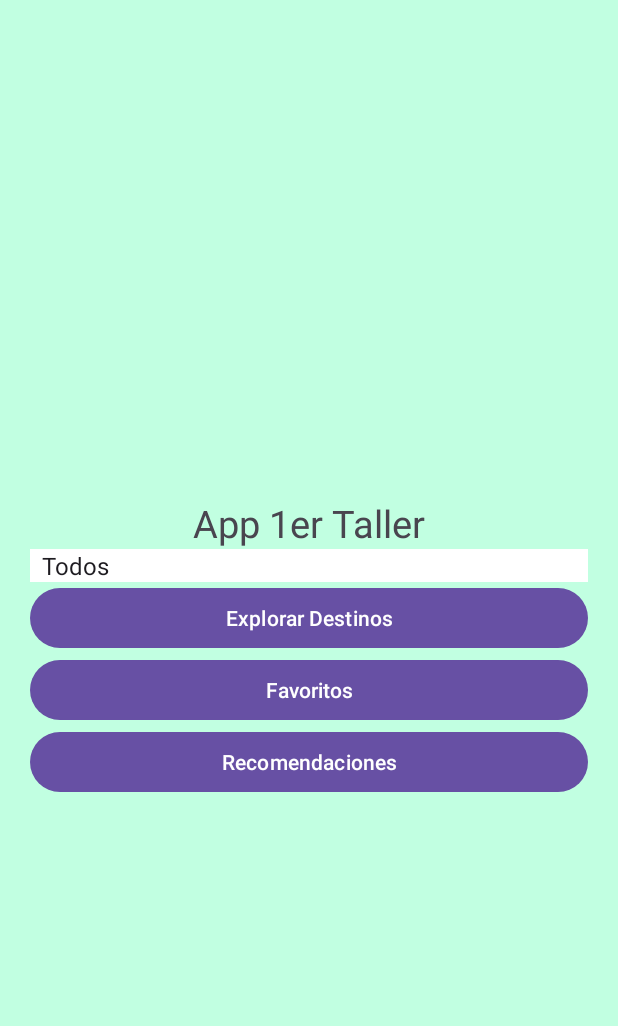
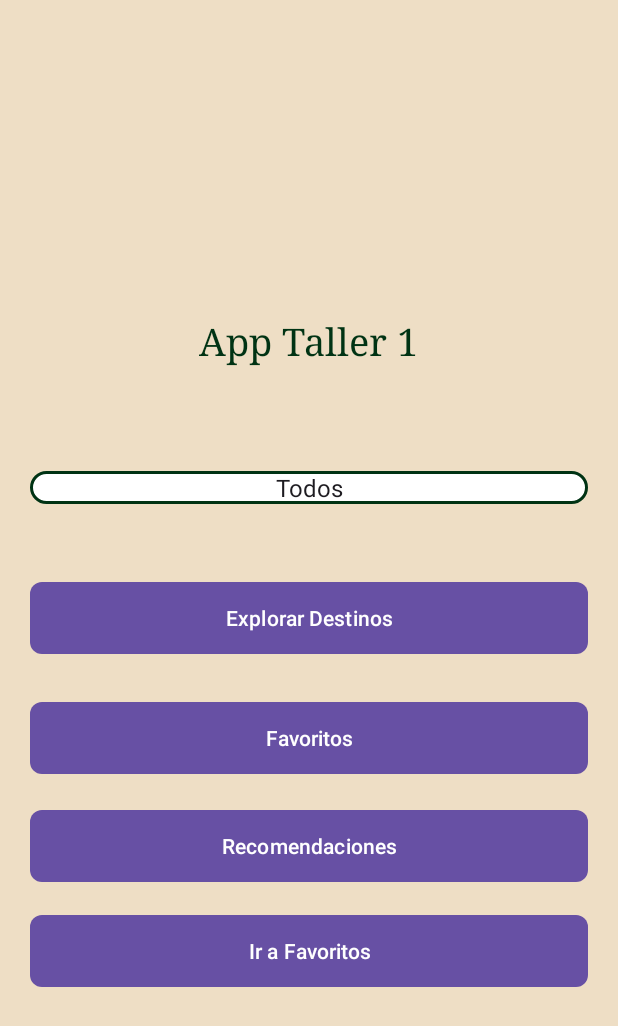
Before and after one commit to linasalamanca/MOVIL-Taller1, an Android app: the screen it shows after launch (MainActivity), on a phone screen of 412 x 824 dp. Shown: the top 1026 px of the screen. Run offline under Robolectric (Android 15) with nearby library versions, the phone set to English and light mode, and no system bars.

Commit message:
Commit 1 Santiago

```diff
--- a/app/src/main/AndroidManifest.xml
+++ b/app/src/main/AndroidManifest.xml
@@ -12,6 +12,8 @@
         android:supportsRtl="true"
         android:theme="@style/Theme.Taller1"
         tools:targetApi="31">
+        <activity android:name=".FavoritosActivity" />
+
         <activity
             android:name=".Recomendaciones"
             android:exported="false" />
--- /dev/null
+++ b/app/src/main/java/com/example/taller1/Destino.kt
@@ -0,0 +1,3 @@
+package com.example.taller1
+
+data class Destino(val nombre: String, val descripcion: String)
--- a/app/src/main/java/com/example/taller1/MainActivity.kt
+++ b/app/src/main/java/com/example/taller1/MainActivity.kt
@@ -6,13 +6,19 @@ import android.os.Bundle
 import android.util.Log
 import android.view.View
 import android.widget.AdapterView
+import android.widget.ArrayAdapter
 import android.widget.Button
 import android.widget.Spinner
+import android.widget.TextView
 import android.widget.Toast
+import java.io.IOException
+import java.io.InputStream
 
-class MainActivity : AppCompatActivity(), AdapterView.OnItemSelectedListener{
+class MainActivity : AppCompatActivity(), AdapterView.OnItemSelectedListener {
 
-    lateinit var seleccionCategoria:String
+    lateinit var seleccionCategoria: String
+    private var favoritoAgregado = false
+
     override fun onCreate(savedInstanceState: Bundle?) {
         super.onCreate(savedInstanceState)
         setContentView(R.layout.activity_main)
@@ -21,26 +27,40 @@ class MainActivity : AppCompatActivity(), AdapterView.OnItemSelectedListener{
         val BTNFavoritos = findViewById<Button>(R.id.BotonFavoritos)
         val BTNRecomendaciones = findViewById<Button>(R.id.BotonRecomendaciones)
         val spinnerCategorias = findViewById<Spinner>(R.id.Spinner_tipo_destino)
+        val btnIrAFavoritos = findViewById<Button>(R.id.btnIrAFavoritos)
 
         seleccionCategoria = "no funciono"
         spinnerCategorias.onItemSelectedListener = this
-        Log.i("MIRAME",seleccionCategoria)
 
         val intExplorarDestinos = Intent(this, ExplorarDestinos::class.java)
         val bundleExplorarDestinos = Bundle()
         bundleExplorarDestinos.putString("categoria", seleccionCategoria)
-        intExplorarDestinos.putExtra("infoCategoria",bundleExplorarDestinos)
+        intExplorarDestinos.putExtra("infoCategoria", bundleExplorarDestinos)
 
         val intRecomendaciones = Intent(this, Recomendaciones::class.java)
+        val intFavoritos = Intent(this, FavoritosActivity::class.java)
 
-        BTNDestinos.setOnClickListener{
-            startActivity(intExplorarDestinos)
+        BTNDestinos.setOnClickListener { startActivity(intExplorarDestinos) }
+
+        BTNRecomendaciones.setOnClickListener { startActivity(intRecomendaciones) }
+
+        BTNFavoritos.setOnClickListener {
+            if (!favoritoAgregado && seleccionCategoria != "no funciono") {
+                Toast.makeText(this, "Añadido a favoritos", Toast.LENGTH_SHORT).show()
+                favoritoAgregado = true
+            } else if (seleccionCategoria == "no funciono") {
+                Toast.makeText(this, "Por favor, selecciona una categoría primero", Toast.LENGTH_SHORT).show()
+            } else {
+                Toast.makeText(this, "Este destino ya está en tus favoritos", Toast.LENGTH_SHORT).show()
+            }
         }
 
-        BTNRecomendaciones.setOnClickListener{
-            startActivity(intRecomendaciones)
+        btnIrAFavoritos.setOnClickListener {
+            val intentFavoritos = Intent(this, FavoritosActivity::class.java)
+            startActivity(intentFavoritos)
         }
     }
+
     override fun onItemSelected(parent: AdapterView<*>, view: View?, pos: Int, id: Long) {
         seleccionCategoria = parent.selectedItem.toString()
     }
@@ -48,4 +68,20 @@ class MainActivity : AppCompatActivity(), AdapterView.OnItemSelectedListener{
     override fun onNothingSelected(parent: AdapterView<*>) {
         Toast.makeText(baseContext, "Por favor, selecciona una categoría", Toast.LENGTH_SHORT).show()
     }
+
+    fun loadJSONFromAsset(): String? {
+        var json: String? = null
+        try {
+            val istream: InputStream = assets.open("destinos.json")
+            val size: Int = istream.available()
+            val buffer = ByteArray(size)
+            istream.read(buffer)
+            istream.close()
+            json = String(buffer, Charsets.UTF_8)
+        } catch (ex: IOException) {
+            ex.printStackTrace()
+            return null
+        }
+        return json
+    }
 }
--- /dev/null
+++ b/app/src/main/res/drawable/rounded_button.xml
@@ -0,0 +1,5 @@
+<?xml version="1.0" encoding="utf-8"?>
+<shape xmlns:android="http://schemas.android.com/apk/res/android">
+    <corners android:radius="8dp" />
+    <solid android:color="#003314" />
+</shape>
--- /dev/null
+++ b/app/src/main/res/drawable/rounded_spinner.xml
@@ -0,0 +1,6 @@
+<?xml version="1.0" encoding="utf-8"?>
+<shape xmlns:android="http://schemas.android.com/apk/res/android">
+    <corners android:radius="20dp" />
+    <solid android:color="#FFFFFF" />
+    <stroke android:color="#003314" android:width="2dp" />
+</shape>
--- a/app/src/main/res/layout/activity_explorar_destinos.xml
+++ b/app/src/main/res/layout/activity_explorar_destinos.xml
@@ -6,7 +6,8 @@
     android:layout_height="match_parent"
     tools:context=".ExplorarDestinos"
     android:padding="20dp"
-    android:background="@color/fondoAzul">
+    android:background="@color/fondo"
+    >
 
     <TextView
         android:id="@+id/textico"
@@ -15,5 +16,6 @@
         android:textSize="25sp"
         android:layout_centerInParent="true"
         android:text="Papitas"
+
         />
 </RelativeLayout>
--- a/app/src/main/res/layout/activity_main.xml
+++ b/app/src/main/res/layout/activity_main.xml
@@ -6,45 +6,75 @@
     android:layout_height="match_parent"
     tools:context=".MainActivity"
     android:padding="20dp"
-    android:background="@color/fondoVerde">
+    android:background="@color/fondo"
+    >
 
     <TextView
         android:id="@+id/Titulo"
         android:layout_width="wrap_content"
         android:layout_height="wrap_content"
-        android:text="App 1er Taller"
+        android:layout_above="@+id/Spinner_tipo_destino"
+        android:layout_centerInParent="true"
+        android:layout_marginBottom="70dp"
+        android:text="App Taller 1"
+        android:textColor="#003314"
         android:textSize="25sp"
-        android:layout_centerHorizontal="true"
-        android:layout_above="@+id/Spinner_tipo_destino"
-        />
+        android:typeface="serif" />
+
     <Spinner
         android:id="@+id/Spinner_tipo_destino"
-        android:layout_width="match_parent"
+        android:layout_width="700px"
         android:layout_height="wrap_content"
+        android:layout_above="@+id/BotonExplorarDestinos"
+        android:layout_centerInParent="true"
+        android:layout_marginBottom="52dp"
+        android:background="@drawable/rounded_spinner"
         android:entries="@array/categoriaViajes"
-        android:layout_above="@+id/BotonExplorarDestinos"
-        android:background="@color/white"/>
-    <Button
-        android:id="@+id/BotonExplorarDestinos"
-        android:text="Explorar Destinos"
-        android:layout_width="match_parent"
-        android:layout_height="wrap_content"
-        android:layout_centerInParent="true"
-        />
+        android:textAlignment="center"
+        android:typeface="normal" />
 
     <Button
         android:id="@+id/BotonFavoritos"
-        android:layout_width="match_parent"
+        android:layout_width="700px"
         android:layout_height="wrap_content"
+        android:layout_centerHorizontal="true"
+        android:layout_below="@+id/BotonExplorarDestinos"
+        android:layout_marginTop="32dp"
         android:text="Favoritos"
-        android:layout_below="@+id/BotonExplorarDestinos"
-        />
+        android:typeface="normal"
+        android:background="@drawable/rounded_button" />
+
+    <Button
+        android:id="@+id/btnIrAFavoritos"
+        android:layout_width="700px"
+        android:layout_height="wrap_content"
+        android:layout_below="@+id/BotonFavoritos"
+        android:layout_centerHorizontal="true"
+        android:layout_marginTop="94dp"
+        android:background="@drawable/rounded_button"
+        android:text="Ir a Favoritos"
+        android:typeface="normal" />
+
+    <Button
+        android:id="@+id/BotonExplorarDestinos"
+        android:layout_width="700px"
+        android:layout_height="wrap_content"
+        android:layout_centerInParent="true"
+        android:background="@drawable/rounded_button"
+        android:text="Explorar Destinos"
+        android:typeface="normal" />
+
     <Button
         android:id="@+id/BotonRecomendaciones"
-        android:layout_width="match_parent"
+        android:layout_width="700px"
         android:layout_height="wrap_content"
+        android:layout_centerHorizontal="true"
+        android:layout_below="@+id/BotonFavoritos"
+        android:layout_marginTop="24dp"
         android:text="Recomendaciones"
-        android:layout_below="@+id/BotonFavoritos"
+        android:typeface="normal"
+        android:background="@drawable/rounded_button"
         />
 
+
 </RelativeLayout>
--- a/app/src/main/res/layout/activity_recomendaciones.xml
+++ b/app/src/main/res/layout/activity_recomendaciones.xml
@@ -4,6 +4,8 @@
     xmlns:tools="http://schemas.android.com/tools"
     android:layout_width="match_parent"
     android:layout_height="match_parent"
-    tools:context=".Recomendaciones">
+    tools:context=".Recomendaciones"
+    android:background="@color/fondo"
+    >
 
 </androidx.constraintlayout.widget.ConstraintLayout>
--- a/app/src/main/res/values/colors.xml
+++ b/app/src/main/res/values/colors.xml
@@ -4,4 +4,5 @@
     <color name="white">#FFFFFFFF</color>
     <color name="fondoVerde">#C1FFE1</color>
     <color name="fondoAzul">#B9F3FC</color>
+    <color name="fondo" > #EEDEC5</color>
 </resources>
--- a/app/src/main/res/values/strings.xml
+++ b/app/src/main/res/values/strings.xml
@@ -1,3 +1,4 @@
 <resources>
     <string name="app_name">1erTaller</string>
+    <string name="favoritos_button">Añadir a Favoritos</string>
 </resources>
```
Also changed, not shown: app/src/main/java/com/example/taller1/FavoritosActivity.kt (added, +58 -0 lines), app/src/main/res/layout/activity_favoritos.xml (added, +43 -0 lines), app/src/main/res/raw/destino.json (added, +27 -0 lines).
